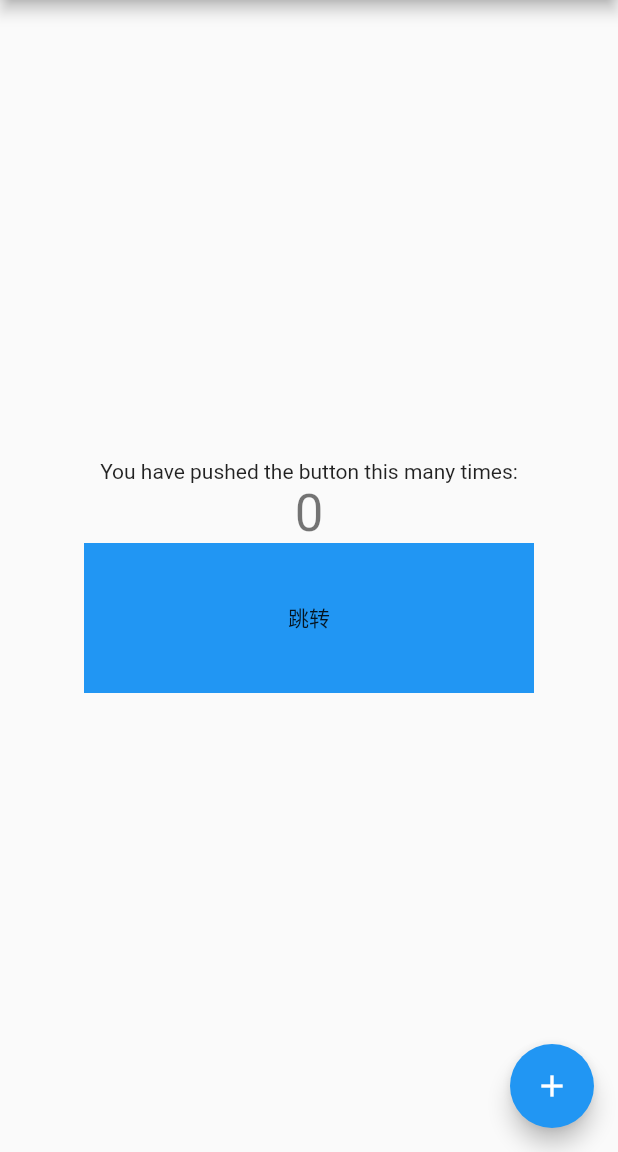
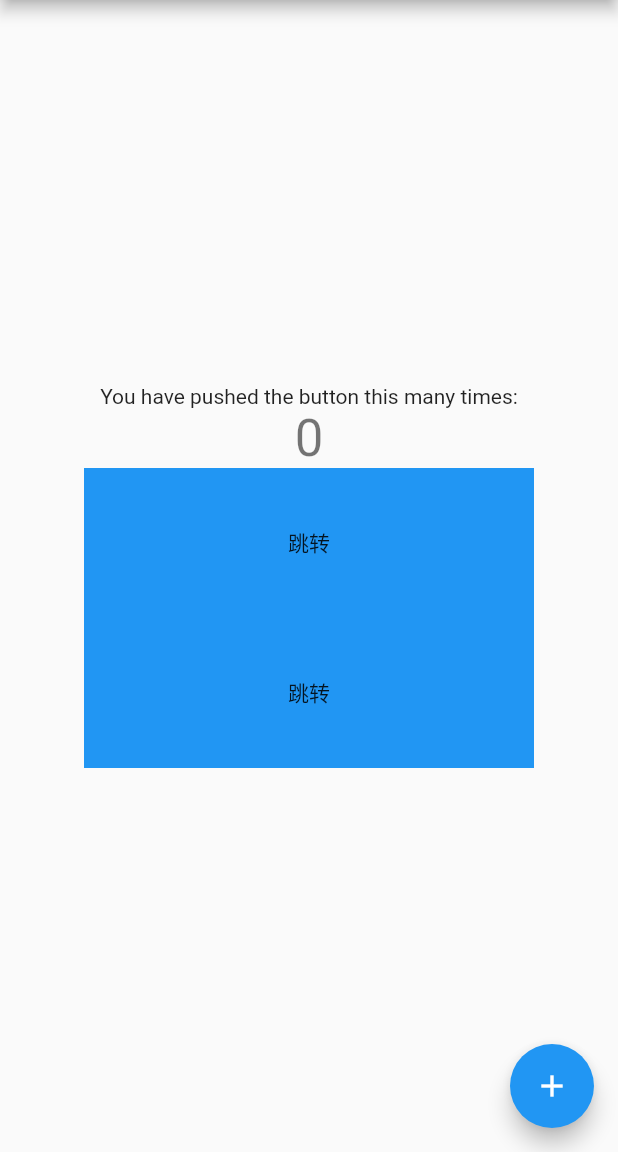
Before and after one commit to haibowen/GMExposureListener, a Flutter app: the screen it shows after launch, on a phone screen of 412 x 824 dp, the part 84-1236 px from its top. Run offline on Flutter 3.47's test engine with Material 2 defaults, Android fonts, the phone set to English and light mode, and no system bars.

Commit message:
加入了使用的事例

```diff
--- a/lib/gm_exposure_listener.dart
+++ b/lib/gm_exposure_listener.dart
@@ -52,7 +52,6 @@ class GmExposureListener extends StatelessWidget {
                     scrollNotification.metrics.viewportDimension)) {
           ///计算 头部的索引值
           firstIndex = min(firstIndex, oldParentData.index);
-
           ///计算 尾部的索引值
           endIndex = max(endIndex, oldParentData.index);
         }
--- a/lib/main.dart
+++ b/lib/main.dart
@@ -1,5 +1,6 @@
 import 'package:flutter/material.dart';
 import 'package:flutter_exposure_listener/page_second.dart';
+import 'package:flutter_exposure_listener/page_third.dart';
 
 void main() => runApp(MyApp());
 
@@ -112,7 +113,22 @@ class _MyHomePageState extends State<MyHomePage> {
                   new MaterialPageRoute(builder: (context) => new SecondPage()),
                 );
               },
-            )
+            ),
+            InkWell(
+              child: Container(
+                alignment: Alignment.center,
+                height: 100,
+                width: 300,
+                color: Colors.blue,
+                child: Text("跳转"),
+              ),
+              onTap: () {
+                Navigator.push(
+                  context,
+                  new MaterialPageRoute(builder: (context) => new ThirdPage()),
+                );
+              },
+            ),
           ],
         ),
 
```
Also changed, not shown: lib/page_second.dart (+13 -0 lines), lib/page_third.dart (added, +64 -0 lines).
